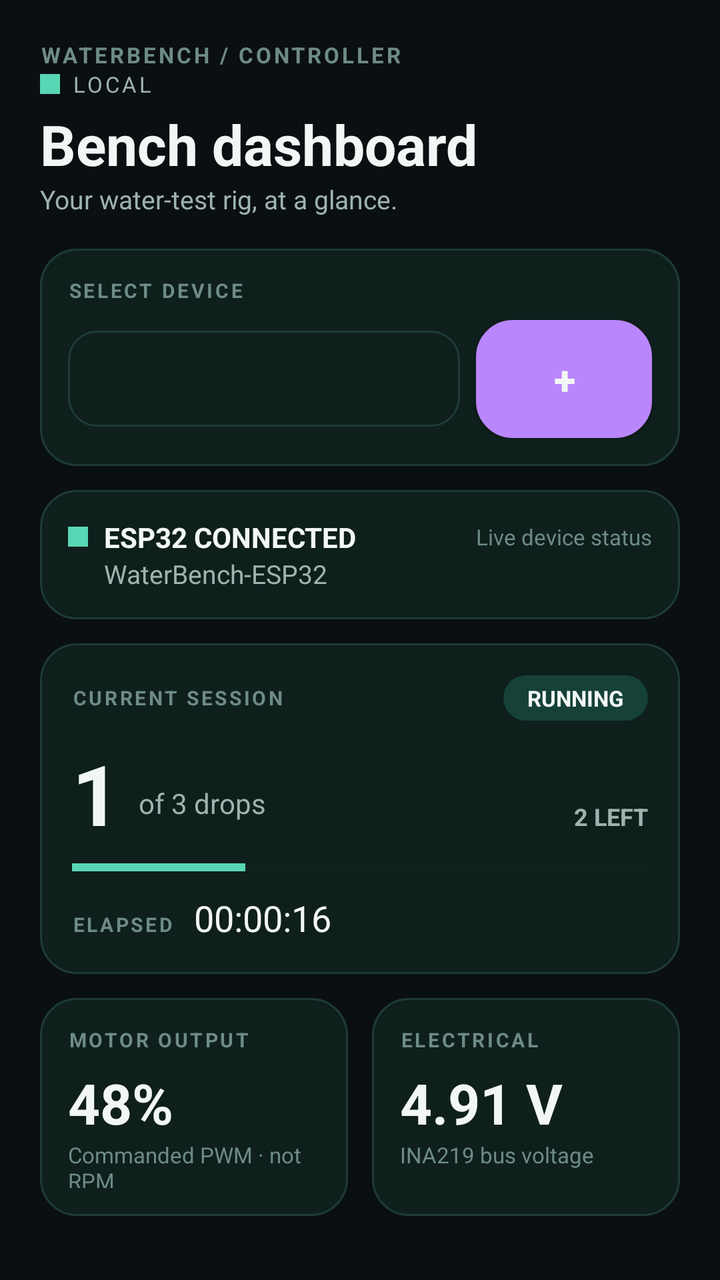
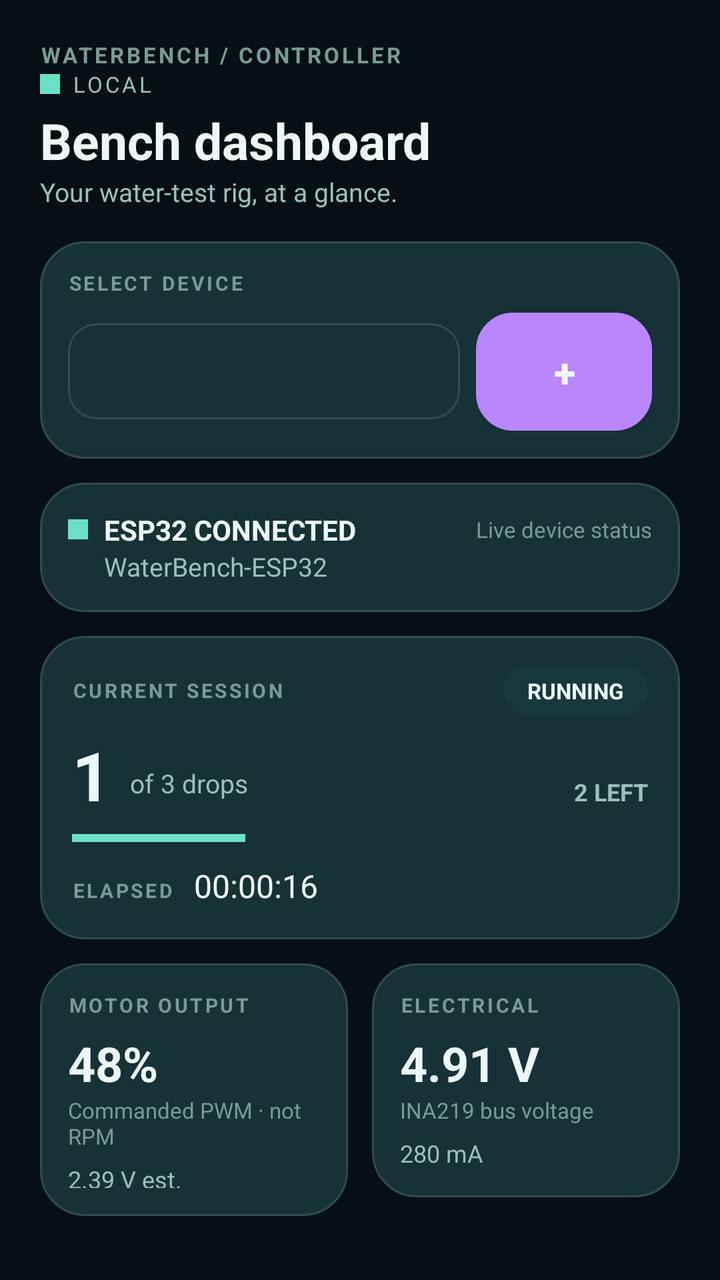

Compare the two renders of this Android layout. The source of the first and the diff that turns it into the second are given below.
<!-- AndroidManifest.xml: application theme Theme.WaterBench -->
<!-- res/layout/screen_home.xml -->
<?xml version="1.0" encoding="utf-8"?>
<LinearLayout xmlns:android="http://schemas.android.com/apk/res/android"
    android:layout_width="match_parent"
    android:layout_height="wrap_content"
    android:orientation="vertical"
    android:padding="20dp">

    <LinearLayout android:layout_width="match_parent" android:layout_height="wrap_content"
        android:orientation="vertical">

        <TextView android:layout_width="wrap_content" android:layout_height="wrap_content"
            android:text="WATERBENCH / CONTROLLER"
            android:textColor="?attr/wbTextMuted" android:textSize="11sp"
            android:letterSpacing="0.12"
            android:textStyle="bold" />

        <LinearLayout android:layout_width="wrap_content" android:layout_height="wrap_content"
            android:orientation="horizontal" android:gravity="center_vertical">

            <View android:layout_width="10dp" android:layout_height="10dp"
                android:background="?attr/wbAccent" />

            <TextView android:layout_width="wrap_content" android:layout_height="wrap_content"
                android:text="LOCAL"
                android:textColor="?attr/wbTextSecondary" android:textSize="11sp"
                android:letterSpacing="0.12" android:layout_marginStart="6dp" />
        </LinearLayout>
    </LinearLayout>

    <TextView android:layout_width="wrap_content" android:layout_height="wrap_content"
        android:text="Bench dashboard" android:textColor="?attr/wbTextPrimary"
        android:textSize="28sp" android:textStyle="bold" android:layout_marginTop="4dp" />

    <TextView android:layout_width="wrap_content" android:layout_height="wrap_content"
        android:text="@string/tagline_home" android:textColor="?attr/wbTextSecondary"
        android:textSize="13sp" android:layout_marginBottom="16dp" />

    
    <LinearLayout android:layout_width="match_parent" android:layout_height="wrap_content"
        android:orientation="vertical" android:background="@drawable/card_bg"
        android:padding="14dp" android:layout_marginBottom="12dp">

        <TextView android:layout_width="wrap_content" android:layout_height="wrap_content"
            android:text="SELECT DEVICE" android:textColor="?attr/wbTextMuted"
            android:textSize="10sp" android:letterSpacing="0.12" android:textStyle="bold" />

        <LinearLayout android:layout_width="match_parent" android:layout_height="wrap_content"
            android:orientation="horizontal" android:layout_marginTop="8dp"
            android:gravity="center_vertical">

            <Spinner android:id="@+id/spnDevice"
                android:layout_width="0dp" android:layout_weight="1" android:layout_height="48dp"
                android:background="@drawable/input_bg" android:paddingStart="12dp"
                android:paddingEnd="12dp" />

            <Button android:id="@+id/btnAddDevice"
                android:layout_width="wrap_content" android:layout_height="wrap_content"
                android:background="@drawable/btn_secondary"
                android:padding="10dp" android:layout_marginStart="8dp"
                android:src="@drawable/ic_check" android:contentDescription="Add device"
                android:text="+" android:textSize="20sp" android:textStyle="bold"
                android:textColor="?attr/wbTextPrimary" />
        </LinearLayout>
    </LinearLayout>

    
    <LinearLayout android:id="@+id/cardConn"
        android:layout_width="match_parent" android:layout_height="wrap_content"
        android:orientation="vertical" android:background="@drawable/card_bg"
        android:padding="14dp" android:layout_marginBottom="12dp">

        <LinearLayout android:layout_width="match_parent" android:layout_height="wrap_content"
            android:orientation="horizontal" android:gravity="center_vertical">

            <View android:id="@+id/dotConn"
                android:layout_width="10dp" android:layout_height="10dp"
                android:background="?attr/wbAccent" />

            <TextView android:id="@+id/tvConnStatus"
                android:layout_width="0dp" android:layout_weight="1" android:layout_height="wrap_content"
                android:layout_marginStart="8dp" android:text="ESP32 CONNECTED"
                android:textColor="?attr/wbTextPrimary" android:textSize="14sp" android:textStyle="bold" />

            <TextView android:layout_width="wrap_content" android:layout_height="wrap_content"
                android:text="Live device status" android:textColor="?attr/wbTextMuted"
                android:textSize="11sp" />
        </LinearLayout>

        <TextView android:id="@+id/tvWifiName2"
            android:layout_width="wrap_content" android:layout_height="wrap_content"
            android:layout_marginStart="18dp" android:text="WaterBench-ESP32"
            android:textColor="?attr/wbTextSecondary" android:textSize="13sp" />
    </LinearLayout>

    
    <LinearLayout android:id="@+id/cardSession"
        android:layout_width="match_parent" android:layout_height="wrap_content"
        android:orientation="vertical" android:background="@drawable/card_bg"
        android:padding="16dp" android:layout_marginBottom="12dp">

        <LinearLayout android:layout_width="match_parent" android:layout_height="wrap_content"
            android:orientation="horizontal" android:gravity="center_vertical">

            <TextView android:layout_width="0dp" android:layout_weight="1" android:layout_height="wrap_content"
                android:text="CURRENT SESSION" android:textColor="?attr/wbTextMuted"
                android:textSize="10sp" android:letterSpacing="0.12" android:textStyle="bold" />

            <TextView android:id="@+id/chipState"
                android:layout_width="wrap_content" android:layout_height="wrap_content"
                android:text="RUNNING" android:textColor="?attr/wbTextPrimary"
                android:textSize="11sp" android:textStyle="bold"
                android:background="@drawable/chip_bg" android:paddingStart="12dp"
                android:paddingEnd="12dp" android:paddingTop="4dp" android:paddingBottom="4dp" />
        </LinearLayout>

        <LinearLayout android:layout_width="match_parent" android:layout_height="wrap_content"
            android:orientation="horizontal" android:gravity="bottom"
            android:layout_marginTop="8dp">

            <TextView android:id="@+id/tvDropsDelivered"
                android:layout_width="wrap_content" android:layout_height="wrap_content"
                android:text="1" android:textColor="?attr/wbTextPrimary" android:textSize="42sp" android:textStyle="bold" />

            <TextView android:layout_width="wrap_content" android:layout_height="wrap_content"
                android:text=" of 3 drops" android:textColor="?attr/wbTextSecondary"
                android:textSize="14sp" android:layout_marginStart="6dp" android:layout_marginBottom="6dp" />

            <TextView android:id="@+id/tvDropsLeft"
                android:layout_width="0dp" android:layout_weight="1" android:layout_height="wrap_content"
                android:gravity="end" android:text="2 LEFT" android:textColor="?attr/wbTextSecondary"
                android:textSize="12sp" android:textStyle="bold" />
        </LinearLayout>

        <ProgressBar android:id="@+id/progressDrops"
            style="?android:attr/progressBarStyleHorizontal"
            android:layout_width="match_parent" android:layout_height="6dp"
            android:layout_marginTop="6dp" android:progress="30" android:max="100"
            android:progressTint="?attr/wbAccent" android:progressBackgroundTint="?attr/wbProgressTrack" />

        <LinearLayout android:layout_width="match_parent" android:layout_height="wrap_content"
            android:orientation="horizontal" android:layout_marginTop="10dp"
            android:gravity="bottom">

            <TextView android:layout_width="wrap_content" android:layout_height="wrap_content"
                android:text="ELAPSED" android:textColor="?attr/wbTextMuted"
                android:textSize="10sp" android:letterSpacing="0.12" android:textStyle="bold" />

            <TextView android:id="@+id/tvElapsed"
                android:layout_width="0dp" android:layout_weight="1" android:layout_height="wrap_content"
                android:layout_marginStart="10dp" android:text="00:00:16"
                android:textColor="?attr/wbTextPrimary" android:textSize="18sp" />
        </LinearLayout>
    </LinearLayout>

    
    <LinearLayout android:layout_width="match_parent" android:layout_height="wrap_content"
        android:orientation="horizontal" android:layout_marginBottom="12dp">

        <LinearLayout android:layout_width="0dp" android:layout_weight="1" android:layout_height="wrap_content"
            android:orientation="vertical" android:background="@drawable/card_bg"
            android:padding="14dp" android:layout_marginEnd="6dp">

            <TextView android:layout_width="wrap_content" android:layout_height="wrap_content"
                android:text="MOTOR OUTPUT" android:textColor="?attr/wbTextMuted"
                android:textSize="10sp" android:letterSpacing="0.12" android:textStyle="bold" />

            <TextView android:id="@+id/tvMotorPct"
                android:layout_width="wrap_content" android:layout_height="wrap_content"
                android:layout_marginTop="6dp" android:text="48%"
                android:textColor="?attr/wbTextPrimary" android:textSize="28sp" android:textStyle="bold" />

            <TextView android:layout_width="wrap_content" android:layout_height="wrap_content"
                android:text="Commanded PWM · not RPM" android:textColor="?attr/wbTextMuted"
                android:textSize="11sp" />

            <TextView android:id="@+id/tvMotorVoltEst"
                android:layout_width="wrap_content" android:layout_height="wrap_content"
                android:layout_marginTop="6dp" android:text="2.39 V est."
                android:textColor="?attr/wbTextSecondary" android:textSize="12sp" />
        </LinearLayout>

        <LinearLayout android:layout_width="0dp" android:layout_weight="1" android:layout_height="wrap_content"
            android:orientation="vertical" android:background="@drawable/card_bg"
            android:padding="14dp" android:layout_marginStart="6dp">

            <TextView android:layout_width="wrap_content" android:layout_height="wrap_content"
                android:text="ELECTRICAL" android:textColor="?attr/wbTextMuted"
                android:textSize="10sp" android:letterSpacing="0.12" android:textStyle="bold" />

            <TextView android:id="@+id/tvBusV"
                android:layout_width="wrap_content" android:layout_height="wrap_content"
                android:layout_marginTop="6dp" android:text="4.91 V"
                android:textColor="?attr/wbTextPrimary" android:textSize="28sp" android:textStyle="bold" />

            <TextView android:layout_width="wrap_content" android:layout_height="wrap_content"
                android:text="INA219 bus voltage" android:textColor="?attr/wbTextMuted"
                android:textSize="11sp" />

            <TextView android:id="@+id/tvCurrentMa"
                android:layout_width="wrap_content" android:layout_height="wrap_content"
                android:layout_marginTop="6dp" android:text="280 mA"
                android:textColor="?attr/wbTextSecondary" android:textSize="12sp" />
        </LinearLayout>
    </LinearLayout>

    
    <LinearLayout android:layout_width="match_parent" android:layout_height="wrap_content"
        android:orientation="vertical" android:background="@drawable/card_bg"
        android:padding="14dp" android:layout_marginBottom="12dp">

        <TextView android:layout_width="wrap_content" android:layout_height="wrap_content"
            android:text="PRESSURE / FLOW" android:textColor="?attr/wbTextMuted"
            android:textSize="10sp" android:letterSpacing="0.12" android:textStyle="bold" />

        <LinearLayout android:layout_width="match_parent" android:layout_height="wrap_content"
            android:orientation="horizontal" android:layout_marginTop="6dp">

            <TextView android:id="@+id/tvPressure"
                android:layout_width="0dp" android:layout_weight="1" android:layout_height="wrap_content"
                android:text="4.20 kPa" android:textColor="?attr/wbTextPrimary"
                android:textSize="20sp" android:textStyle="bold" />

            <TextView android:id="@+id/tvFlow"
                android:layout_width="0dp" android:layout_weight="1" android:layout_height="wrap_content"
                android:gravity="end" android:text="1.850 mL/min"
                android:textColor="?attr/wbTextPrimary" android:textSize="20sp" android:textStyle="bold" />
        </LinearLayout>

        <LinearLayout android:layout_width="match_parent" android:layout_height="wrap_content"
            android:orientation="horizontal" android:layout_marginTop="4dp">

            <TextView android:id="@+id/tvDropsPerSec"
                android:layout_width="0dp" android:layout_weight="1" android:layout_height="wrap_content"
                android:text="0.617 drops/s" android:textColor="?attr/wbTextSecondary" android:textSize="11sp" />

            <TextView android:layout_width="0dp" android:layout_weight="1" android:layout_height="wrap_content"
                android:gravity="end" android:text="Provisional until calibrated"
                android:textColor="?attr/wbTextMuted" android:textSize="11sp" />
        </LinearLayout>

        <LinearLayout android:layout_width="match_parent" android:layout_height="wrap_content"
            android:orientation="horizontal" android:layout_marginTop="10dp"
            android:gravity="center_vertical">

            <EditText android:id="@+id/etFlow"
                android:layout_width="0dp" android:layout_weight="1" android:layout_height="wrap_content"
                android:background="@drawable/input_bg" android:padding="10dp"
                android:hint="Set flow · 0.1–5.0 mL/min" android:textColorHint="?attr/wbTextMuted"
                android:textColor="?attr/wbTextPrimary" android:textSize="13sp"
                android:inputType="numberDecimal" />

            <Button android:id="@+id/btnSetFlow"
                android:layout_width="wrap_content" android:layout_height="wrap_content"
                android:background="@drawable/btn_secondary"
                android:paddingStart="14dp" android:paddingEnd="14dp"
                android:text="SET" android:textColor="?attr/wbTextPrimary"
                android:textSize="13sp" android:textStyle="bold" android:layout_marginStart="8dp" />
        </LinearLayout>

        <TextView android:layout_width="match_parent" android:layout_height="wrap_content"
            android:layout_marginTop="6dp"
            android:text="The physical speed knob on the hardware remains the final local maximum-speed limit."
            android:textColor="?attr/wbTextMuted" android:textSize="11sp" />
    </LinearLayout>

    
    <TextView android:id="@+id/bannerAlarm"
        android:layout_width="match_parent" android:layout_height="wrap_content"
        android:background="@drawable/btn_stop" android:padding="14dp"
        android:layout_marginBottom="12dp" android:visibility="gone"
        android:text="Occlusion alarm — pump is off." android:textColor="?attr/wbTextPrimary"
        android:textSize="14sp" android:textStyle="bold" />

    
    <LinearLayout android:layout_width="match_parent" android:layout_height="wrap_content"
        android:orientation="horizontal" android:layout_marginBottom="10dp">

        <Button android:id="@+id/btnStart"
            android:layout_width="0dp" android:layout_weight="1" android:layout_height="52dp"
            android:background="@drawable/btn_normal" android:layout_marginEnd="6dp"
            android:text="START" android:textColor="?attr/wbBg" android:textStyle="bold" />

        <Button android:id="@+id/btnPause"
            android:layout_width="0dp" android:layout_weight="1" android:layout_height="52dp"
            android:background="@drawable/btn_normal" android:layout_marginEnd="6dp"
            android:text="PAUSE" android:textColor="?attr/wbBg" android:textStyle="bold" />

        <Button android:id="@+id/btnResume"
            android:layout_width="0dp" android:layout_weight="1" android:layout_height="52dp"
            android:background="@drawable/btn_normal" android:layout_marginEnd="6dp"
            android:text="RESUME" android:textColor="?attr/wbBg" android:textStyle="bold" />

        <Button android:id="@+id/btnAck"
            android:layout_width="0dp" android:layout_weight="1" android:layout_height="52dp"
            android:background="@drawable/btn_secondary" android:layout_marginEnd="6dp"
            android:text="ACK" android:textColor="?attr/wbTextPrimary" android:textStyle="bold" />
    </LinearLayout>

    <Button android:id="@+id/btnStop"
        android:layout_width="match_parent" android:layout_height="56dp"
        android:background="@drawable/btn_stop" android:text="STOP PUMP"
        android:textColor="?attr/wbTextPrimary" android:textStyle="bold" />

    <TextView android:layout_width="match_parent" android:layout_height="wrap_content"
        android:layout_marginTop="20dp" android:gravity="center"
        android:text="Water-only supervised bench prototype · Not for medical or human use"
        android:textColor="?attr/wbTextMuted" android:textSize="11sp" />
</LinearLayout>
<!-- resources referenced by this layout -->
<resources>
  <!-- drawable btn_normal (drawable) -->
  <?xml version="1.0" encoding="utf-8"?>
  <ripple xmlns:android="http://schemas.android.com/apk/res/android"
      android:color="#33FFFFFF">
      <item>
          <shape android:shape="rectangle">
              <solid android:color="?attr/wbAccent" />
              <corners android:radius="18dp" />
          </shape>
      </item>
  </ripple>
  <!-- drawable btn_stop (drawable) -->
  <?xml version="1.0" encoding="utf-8"?>
  <ripple xmlns:android="http://schemas.android.com/apk/res/android"
      android:color="#33FFFFFF">
      <item>
          <shape android:shape="rectangle">
              <solid android:color="?attr/wbDangerDim" />
              <corners android:radius="18dp" />
              <stroke android:width="2dp" android:color="?attr/wbDanger" />
          </shape>
      </item>
  </ripple>
  <!-- drawable card_bg (drawable) -->
  <?xml version="1.0" encoding="utf-8"?>
  <shape xmlns:android="http://schemas.android.com/apk/res/android"
      android:shape="rectangle">
      <solid android:color="?attr/wbSurface" />
      <corners android:radius="18dp" />
      <stroke android:width="1dp" android:color="?attr/wbSurfaceStroke" />
  </shape>
  <!-- drawable chip_bg (drawable) -->
  <?xml version="1.0" encoding="utf-8"?>
  <shape xmlns:android="http://schemas.android.com/apk/res/android"
      android:shape="rectangle">
      <solid android:color="?attr/wbChipBg" />
      <corners android:radius="14dp" />
  </shape>
  <!-- drawable ic_check (drawable) -->
  <?xml version="1.0" encoding="utf-8"?>
  <vector xmlns:android="http://schemas.android.com/apk/res/android"
      android:width="20dp" android:height="20dp"
      android:viewportWidth="24" android:viewportHeight="24">
      <path android:fillColor="#59D6B4"
          android:pathData="M9.5,17 L5,12.5 L6.4,11.1 L9.5,14.2 L17.6,6.1 L19,7.5 Z" />
  </vector>
  <!-- drawable input_bg (drawable) -->
  <?xml version="1.0" encoding="utf-8"?>
  <shape xmlns:android="http://schemas.android.com/apk/res/android"
      android:shape="rectangle">
      <solid android:color="?attr/wbInputBg" />
      <corners android:radius="14dp" />
      <stroke android:width="1dp" android:color="?attr/wbSurfaceStroke" />
  </shape>
  <string name="tagline_home">Your water-test rig, at a glance.</string>
  <style name="Theme.WaterBench" parent="Theme.MaterialComponents.NoActionBar">
          <item name="wbBg">#0A0F12</item>
          <item name="wbSurface">#0E1F1C</item>
          <item name="wbSurfaceStroke">#1E3B36</item>
          <item name="wbInputBg">#14232020</item>
          <item name="wbChipBg">#164138</item>
          <item name="wbNavBg">#E6111614</item>
          <item name="wbNavItemBg">#331E3B36</item>
          <item name="wbProgressTrack">#1A2A26</item>
          <item name="wbAccent">#59D6B4</item>
          <item name="wbAccentDim">#3E9C80</item>
          <item name="wbOnAccent">#0A0F12</item>
          <item name="wbTextPrimary">#F2F7F5</item>
          <item name="wbTextSecondary">#9EB4AE</item>
          <item name="wbTextMuted">#6E8B85</item>
          <item name="wbDanger">#E5484D</item>
          <item name="wbDangerDim">#4A1414</item>
          <item name="wbDangerStroke">#7A1F1F</item>
          <item name="wbWarn">#EFA35C</item>
          <item name="wbWarnDim">#3E2A12</item>
          <item name="wbWarnStroke">#6B4A1E</item>
  
          <item name="android:windowBackground">#0A0F12</item>
          <item name="android:colorPrimary">#59D6B4</item>
          <item name="android:colorAccent">#59D6B4</item>
          <item name="android:statusBarColor">#0A0F12</item>
          <item name="android:navigationBarColor">#0A0F12</item>
          <item name="colorSurface">#0E1F1C</item>
          <item name="colorOnSurface">#F2F7F5</item>
          <item name="android:windowLightStatusBar" tools:targetApi="m">false</item>
      </style>
  <!-- unchanged entries left out for length: 1 -->
</resources>

<!-- the commit's change to res/layout/screen_home.xml (unified diff, before → after) -->
@@ -25,11 +25,9 @@
                 android:textColor="?attr/wbTextSecondary" android:textSize="11sp"
                 android:letterSpacing="0.12" android:layout_marginStart="6dp" />
         </LinearLayout>
-    </LinearLayout>
-
-    <TextView android:layout_width="wrap_content" android:layout_height="wrap_content"
-        android:text="Bench dashboard" android:textColor="?attr/wbTextPrimary"
-        android:textSize="28sp" android:textStyle="bold" android:layout_marginTop="4dp" />
+    </LinearLayout>        <TextView android:layout_width="wrap_content" android:layout_height="wrap_content"
+            android:text="Bench dashboard" android:textColor="?attr/wbTextPrimary"
+            android:textSize="25sp" android:textStyle="bold" android:layout_marginTop="4dp" />
 
     <TextView android:layout_width="wrap_content" android:layout_height="wrap_content"
         android:text="@string/tagline_home" android:textColor="?attr/wbTextSecondary"
@@ -119,11 +117,11 @@
 
             <TextView android:id="@+id/tvDropsDelivered"
                 android:layout_width="wrap_content" android:layout_height="wrap_content"
-                android:text="1" android:textColor="?attr/wbTextPrimary" android:textSize="42sp" android:textStyle="bold" />
+                android:text="1" android:textColor="?attr/wbTextPrimary" android:textSize="34sp" android:textStyle="bold" />
 
             <TextView android:layout_width="wrap_content" android:layout_height="wrap_content"
                 android:text=" of 3 drops" android:textColor="?attr/wbTextSecondary"
-                android:textSize="14sp" android:layout_marginStart="6dp" android:layout_marginBottom="6dp" />
+                android:textSize="13sp" android:layout_marginStart="6dp" android:layout_marginBottom="4dp" />
 
             <TextView android:id="@+id/tvDropsLeft"
                 android:layout_width="0dp" android:layout_weight="1" android:layout_height="wrap_content"
@@ -148,7 +146,7 @@
             <TextView android:id="@+id/tvElapsed"
                 android:layout_width="0dp" android:layout_weight="1" android:layout_height="wrap_content"
                 android:layout_marginStart="10dp" android:text="00:00:16"
-                android:textColor="?attr/wbTextPrimary" android:textSize="18sp" />
+                android:textColor="?attr/wbTextPrimary" android:textSize="16sp" />
         </LinearLayout>
     </LinearLayout>
 
@@ -167,7 +165,7 @@
             <TextView android:id="@+id/tvMotorPct"
                 android:layout_width="wrap_content" android:layout_height="wrap_content"
                 android:layout_marginTop="6dp" android:text="48%"
-                android:textColor="?attr/wbTextPrimary" android:textSize="28sp" android:textStyle="bold" />
+                android:textColor="?attr/wbTextPrimary" android:textSize="24sp" android:textStyle="bold" />
 
             <TextView android:layout_width="wrap_content" android:layout_height="wrap_content"
                 android:text="Commanded PWM · not RPM" android:textColor="?attr/wbTextMuted"
@@ -190,7 +188,7 @@
             <TextView android:id="@+id/tvBusV"
                 android:layout_width="wrap_content" android:layout_height="wrap_content"
                 android:layout_marginTop="6dp" android:text="4.91 V"
-                android:textColor="?attr/wbTextPrimary" android:textSize="28sp" android:textStyle="bold" />
+                android:textColor="?attr/wbTextPrimary" android:textSize="24sp" android:textStyle="bold" />
 
             <TextView android:layout_width="wrap_content" android:layout_height="wrap_content"
                 android:text="INA219 bus voltage" android:textColor="?attr/wbTextMuted"
@@ -213,17 +211,16 @@
             android:textSize="10sp" android:letterSpacing="0.12" android:textStyle="bold" />
 
         <LinearLayout android:layout_width="match_parent" android:layout_height="wrap_content"
-            android:orientation="horizontal" android:layout_marginTop="6dp">
-
-            <TextView android:id="@+id/tvPressure"
+            android:orientation="horizontal" android:layout_marginTop="6dp">            <TextView android:id="@+id/tvPressure"
                 android:layout_width="0dp" android:layout_weight="1" android:layout_height="wrap_content"
                 android:text="4.20 kPa" android:textColor="?attr/wbTextPrimary"
-                android:textSize="20sp" android:textStyle="bold" />
+                android:textSize="18sp" android:textStyle="bold" />
 
             <TextView android:id="@+id/tvFlow"
                 android:layout_width="0dp" android:layout_weight="1" android:layout_height="wrap_content"
                 android:gravity="end" android:text="1.850 mL/min"
-                android:textColor="?attr/wbTextPrimary" android:textSize="20sp" android:textStyle="bold" />
+                android:textColor="?attr/wbTextPrimary"
+                android:textSize="18sp" android:textStyle="bold" />
         </LinearLayout>
 
         <LinearLayout android:layout_width="match_parent" android:layout_height="wrap_content"
@@ -297,7 +294,7 @@
     </LinearLayout>
 
     <Button android:id="@+id/btnStop"
-        android:layout_width="match_parent" android:layout_height="56dp"
+        android:layout_width="match_parent" android:layout_height="54dp"
         android:background="@drawable/btn_stop" android:text="STOP PUMP"
         android:textColor="?attr/wbTextPrimary" android:textStyle="bold" />
 
<!-- resource entries referenced after the edit -->
@@ -28,7 +28,7 @@
   <shape xmlns:android="http://schemas.android.com/apk/res/android"
       android:shape="rectangle">
       <solid android:color="?attr/wbSurface" />
-      <corners android:radius="18dp" />
+      <corners android:radius="22dp" />
       <stroke android:width="1dp" android:color="?attr/wbSurfaceStroke" />
   </shape>
   <!-- drawable chip_bg (drawable) -->
@@ -56,20 +56,20 @@
   </shape>
   <string name="tagline_home">Your water-test rig, at a glance.</string>
   <style name="Theme.WaterBench" parent="Theme.MaterialComponents.NoActionBar">
-          <item name="wbBg">#0A0F12</item>
-          <item name="wbSurface">#0E1F1C</item>
-          <item name="wbSurfaceStroke">#1E3B36</item>
-          <item name="wbInputBg">#14232020</item>
-          <item name="wbChipBg">#164138</item>
-          <item name="wbNavBg">#E6111614</item>
-          <item name="wbNavItemBg">#331E3B36</item>
-          <item name="wbProgressTrack">#1A2A26</item>
-          <item name="wbAccent">#59D6B4</item>
-          <item name="wbAccentDim">#3E9C80</item>
-          <item name="wbOnAccent">#0A0F12</item>
-          <item name="wbTextPrimary">#F2F7F5</item>
-          <item name="wbTextSecondary">#9EB4AE</item>
-          <item name="wbTextMuted">#6E8B85</item>
+          <item name="wbBg">#061014</item>
+          <item name="wbSurface">#173237</item>
+          <item name="wbSurfaceStroke">#2F4C50</item>
+          <item name="wbInputBg">#141E2E33</item>
+          <item name="wbChipBg">#17393C</item>
+          <item name="wbNavBg">#E60B1B1E</item>
+          <item name="wbNavItemBg">#26464A</item>
+          <item name="wbProgressTrack">#1D3338</item>
+          <item name="wbAccent">#6BE0C7</item>
+          <item name="wbAccentDim">#4FB8A1</item>
+          <item name="wbOnAccent">#061014</item>
+          <item name="wbTextPrimary">#EDF8F6</item>
+          <item name="wbTextSecondary">#9DBFBD</item>
+          <item name="wbTextMuted">#7A9A98</item>
           <item name="wbDanger">#E5484D</item>
           <item name="wbDangerDim">#4A1414</item>
           <item name="wbDangerStroke">#7A1F1F</item>
@@ -77,13 +77,13 @@
           <item name="wbWarnDim">#3E2A12</item>
           <item name="wbWarnStroke">#6B4A1E</item>
   
-          <item name="android:windowBackground">#0A0F12</item>
-          <item name="android:colorPrimary">#59D6B4</item>
-          <item name="android:colorAccent">#59D6B4</item>
-          <item name="android:statusBarColor">#0A0F12</item>
-          <item name="android:navigationBarColor">#0A0F12</item>
-          <item name="colorSurface">#0E1F1C</item>
-          <item name="colorOnSurface">#F2F7F5</item>
+          <item name="android:windowBackground">#061014</item>
+          <item name="android:colorPrimary">#6BE0C7</item>
+          <item name="android:colorAccent">#6BE0C7</item>
+          <item name="android:statusBarColor">#061014</item>
+          <item name="android:navigationBarColor">#061014</item>
+          <item name="colorSurface">#173237</item>
+          <item name="colorOnSurface">#EDF8F6</item>
           <item name="android:windowLightStatusBar" tools:targetApi="m">false</item>
       </style>
   <!-- unchanged entries left out for length: 1 -->
